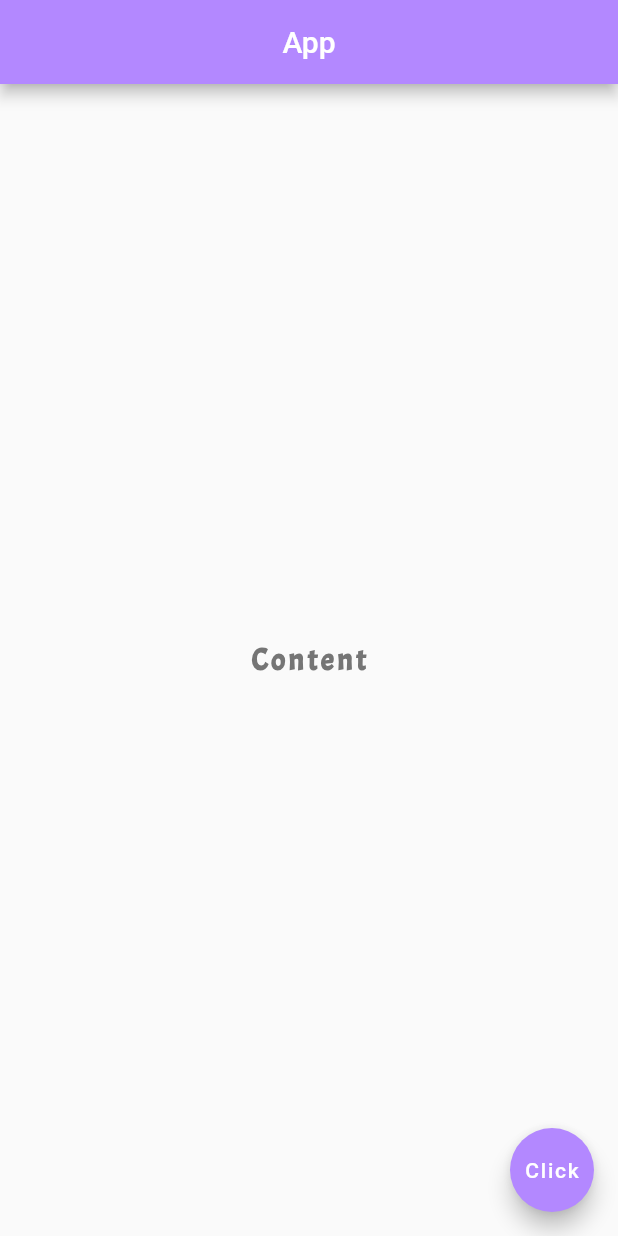
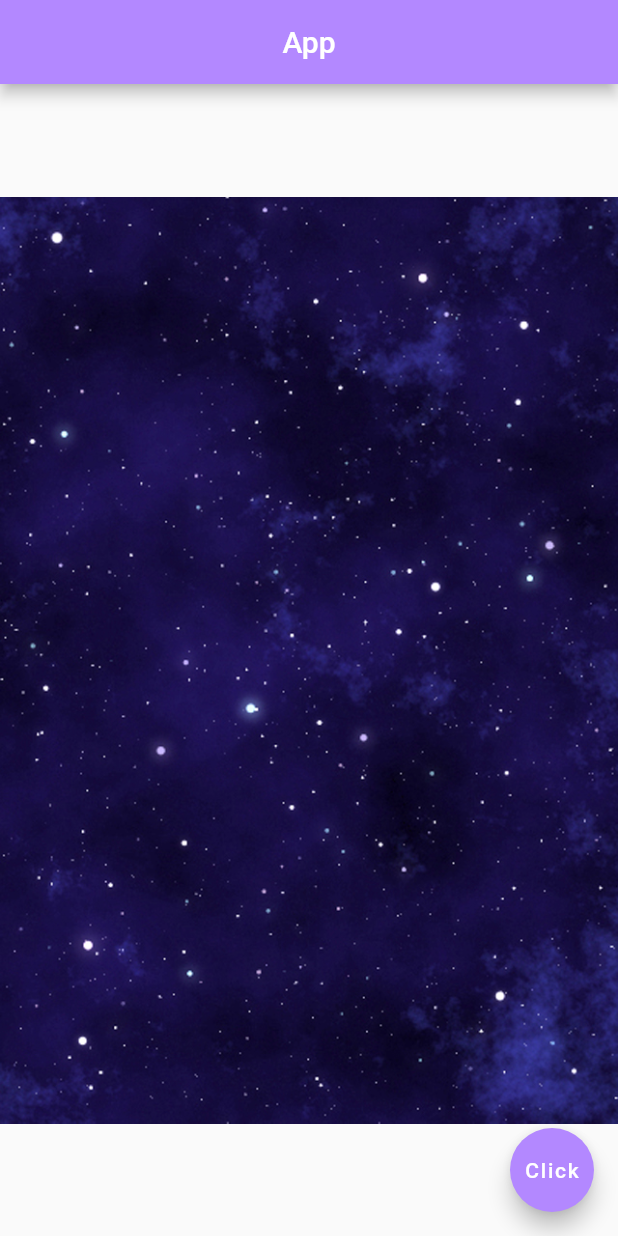
Before and after one commit to KeithChasen/simple-flutter-app, a Flutter app: the screen it shows after launch, on a phone screen of 412 x 824 dp. Run offline on Flutter 3.47's test engine with Material 2 defaults, Android fonts, the phone set to English and light mode, and no system bars.

Commit message:
using background picture for body

```diff
--- a/lib/main.dart
+++ b/lib/main.dart
@@ -14,15 +14,8 @@ class Home extends StatelessWidget {
         backgroundColor: Colors.deepPurpleAccent[100],
       ),
       body: Center(
-        child: Text(
-          'Content',
-          style: TextStyle(
-              fontSize: 20,
-              fontWeight: FontWeight.bold,
-              letterSpacing: 2,
-              color: Colors.grey[600],
-              fontFamily: 'Acme'
-          ),
+        child: Image(
+          image: AssetImage('assets/space.jpg'),
         ),
       ),
       floatingActionButton: FloatingActionButton(
--- a/pubspec.yaml
+++ b/pubspec.yaml
@@ -41,9 +41,8 @@ flutter:
   uses-material-design: true
 
   # To add assets to your application, add an assets section, like this:
-  # assets:
-  #  - images/a_dot_burr.jpeg
-  #  - images/a_dot_ham.jpeg
+  assets:
+    - assets/
 
   # An image asset can refer to one or more resolution-specific "variants", see
   # https://flutter.dev/assets-and-images/#resolution-aware.
```
Also changed, not shown: assets/space.jpg (added).
